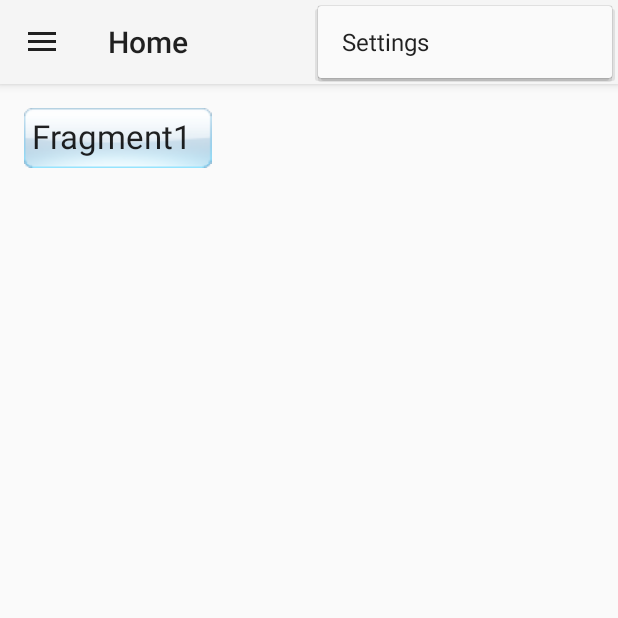
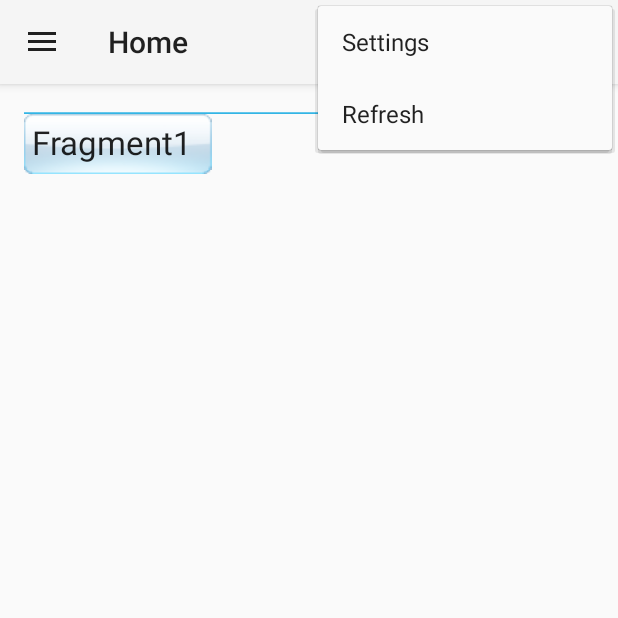
Before and after one commit to dekel2003/matchUp, an Android app: the screen it shows after launch (MainActivity), with the options menu open, on a phone screen of 412 x 824 dp, the top half of it. Run offline under Robolectric (Android 15) with nearby library versions, the phone set to English and light mode, and no system bars; 2 statements that could not run were skipped.

Commit message:
advance styling.

```diff
--- /dev/null
+++ b/UI2/app/src/main/res/drawable-xhdpi/nav_header.xml
@@ -0,0 +1,4 @@
+<?xml version="1.0" encoding="utf-8"?>
+<shape xmlns:android="http://schemas.android.com/apk/res/android" android:shape="rectangle">
+<gradient android:startColor="@color/apptheme_color"/>
+</shape>
--- a/UI2/app/src/main/res/drawable/background.xml
+++ b/UI2/app/src/main/res/drawable/background.xml
@@ -4,4 +4,5 @@
     <item android:state_focused="true" android:drawable="@drawable/activate"/>
     <item android:state_activated="true" android:drawable="@drawable/activate"/>
     <item  android:drawable="@drawable/unactivate"/>
+
 </selector>
--- a/UI2/app/src/main/res/layout/activity_main.xml
+++ b/UI2/app/src/main/res/layout/activity_main.xml
@@ -20,7 +20,8 @@
         android:layout_width="match_parent"
         android:layout_height="100dp"
         android:gravity="center_vertical"
-        android:background="@color/material_blue_gery_800">
+        android:background="@drawable/nav_header">
+
         <ImageView
             android:id="@+id/icon"
             android:contentDescription="profile picture"
@@ -39,6 +40,7 @@
             android:textSize="18dp"
             android:layout_toRightOf="@+id/icon"
             android:layout_toEndOf="@+id/icon"
+            android:layout_alignBottom="@+id/icon"
             />
 
     </RelativeLayout>
@@ -48,6 +50,8 @@
         android:layout_height="match_parent"
         android:layout_below="@+id/profile_box"
         android:choiceMode="singleChoice"
-        android:background="#ffffff"/>
+        android:divider="@android:color/transparent"
+        android:dividerHeight="20dp"
+        android:background="@drawable/btn_white_glossy"/>
 </RelativeLayout>
 </android.support.v4.widget.DrawerLayout >
--- a/UI2/app/src/main/res/layout/tabs_view_pager_layout.xml
+++ b/UI2/app/src/main/res/layout/tabs_view_pager_layout.xml
@@ -4,6 +4,7 @@
     android:layout_height="match_parent" android:paddingLeft="@dimen/activity_horizontal_margin"
     android:paddingRight="@dimen/activity_horizontal_margin"
     android:paddingTop="@dimen/activity_vertical_margin"
+
     android:paddingBottom="@dimen/activity_vertical_margin" tools:context=".MainActivity">
 
 
@@ -26,6 +27,7 @@
                 android:scrollbars="none">
 
                 <TabWidget
+                    style="@style/TabAppTheme"
                     android:id="@android:id/tabs"
                     android:layout_width="match_parent"
                     android:layout_height="wrap_content"></TabWidget>
--- a/UI2/app/src/main/res/menu/main.xml
+++ b/UI2/app/src/main/res/menu/main.xml
@@ -6,7 +6,6 @@
         <item
             android:id="@+id/action_refresh"
             android:orderInCategory="100"
-            app:showAsAction="always"
 
             android:title="Refresh"/>
         <item
--- a/UI2/app/src/main/res/values/colors_apptheme.xml
+++ b/UI2/app/src/main/res/values/colors_apptheme.xml
@@ -1,4 +1,4 @@
 <?xml version="1.0" encoding="utf-8"?>
 <resources>
-    <color name="apptheme_color">#33b5e5</color>
+    <color name="apptheme_color">#e27ed4f1</color>
 </resources>
```
Also changed, not shown: UI2/app/src/main/res/drawable/activate.xml (+7 -2 lines), UI2/app/src/main/res/drawable/unactivate.xml (+6 -1 lines), UI2/app/src/main/res/layout/item_nav_list.xml (+6 -2 lines).
